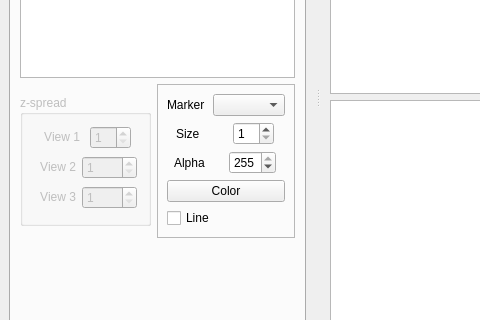
The window that designerFiles/lasagna_mainWindow.ui (SainsburyWellcomeCentre/lasagna) describes before a commit, drawn with Qt 5; both pictures show x 0 to 480 and y 314 to 634 of the 1002 by 795 pixel window.
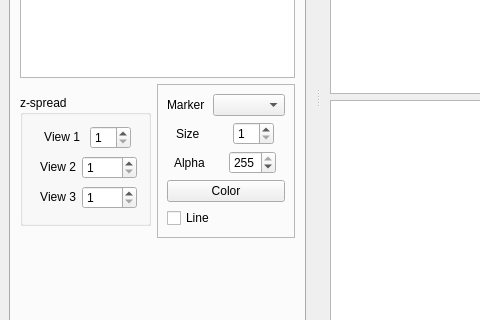
The same window after the commit. The open tabs and pages were chosen to show the change. Icons and pictures are not drawn. Custom widgets are drawn as their Qt base class.

Commit message: enable z-spread spinboxes for sparsepoints

Patch:
```diff
--- a/designerFiles/lasagna_mainWindow.ui
+++ b/designerFiles/lasagna_mainWindow.ui
@@ -229,7 +229,7 @@
            <item>
             <widget class="QGroupBox" name="groupBoxAxisRatio_2">
              <property name="enabled">
-              <bool>false</bool>
+              <bool>true</bool>
              </property>
              <property name="sizePolicy">
               <sizepolicy hsizetype="Fixed" vsizetype="Fixed">
```
The commit also changes 1 other file.
